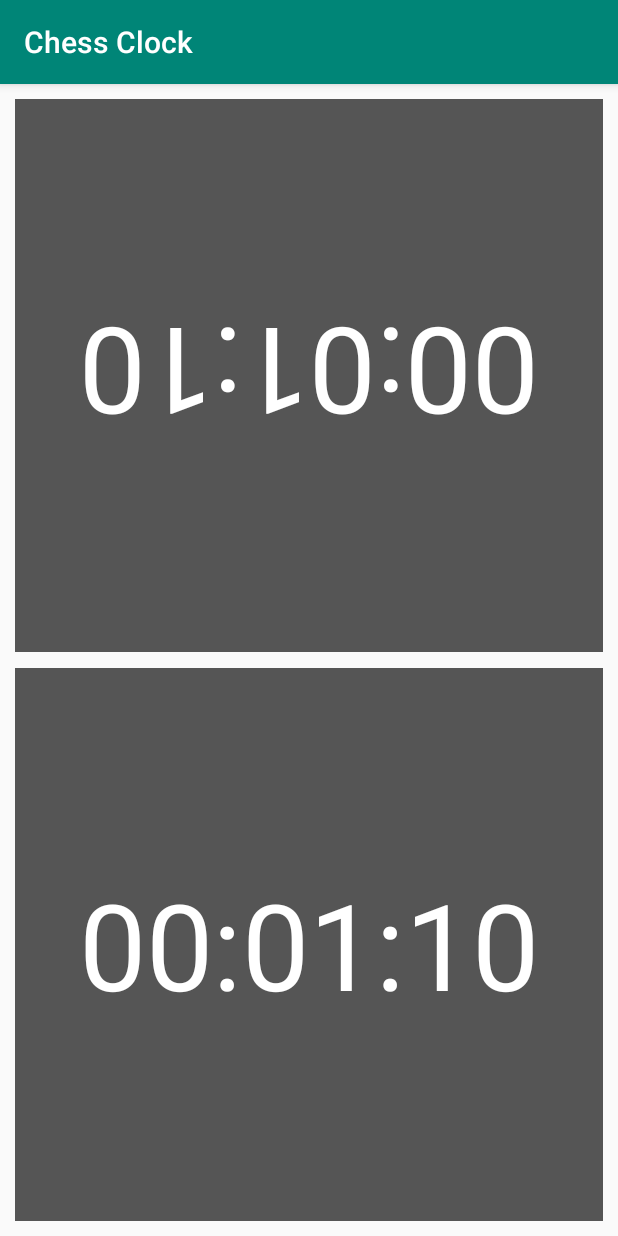
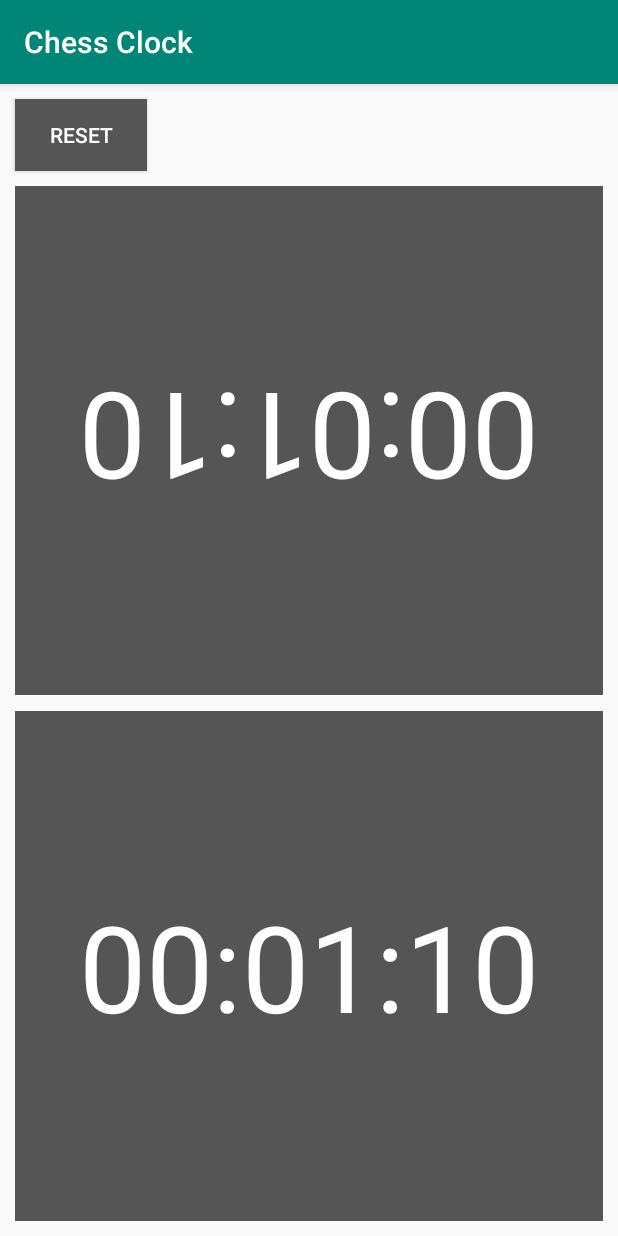
Before and after one commit to ZineddineBtc/ChessClock, an Android app: the screen it shows after launch (MainActivity), on a phone screen of 412 x 824 dp. Run offline under Robolectric (Android 15) with nearby library versions, the phone set to English and light mode, and no system bars.

Commit message:
Reset implemented

```diff
--- a/app/src/main/java/com/example/chessclock/MainActivity.java
+++ b/app/src/main/java/com/example/chessclock/MainActivity.java
@@ -5,16 +5,18 @@ import androidx.appcompat.app.AppCompatActivity;
 import android.os.Bundle;
 import android.os.CountDownTimer;
 import android.view.View;
+import android.widget.Button;
 import android.widget.LinearLayout;
 import android.widget.TextView;
 
 public class MainActivity extends AppCompatActivity {
 
+    Button resetButton;
     LinearLayout whiteLL, blackLL;
     TextView whiteTV, blackTV;
     CountDownTimer whiteTimer, blackTimer;
     long whiteTime=70000, blackTime=70000, whiteTimeLeft, blackTimeLeft;
-    boolean timeStarted, whiteBlack; // white=0, black=1
+    boolean timeStarted;
 
     @Override
     protected void onCreate(Bundle savedInstanceState) {
@@ -26,12 +28,19 @@ public class MainActivity extends AppCompatActivity {
         setUI();
     }
     private void findViewsByIds(){
+        resetButton = findViewById(R.id.resetButton);
         whiteLL = findViewById(R.id.whiteLL);
         blackLL = findViewById(R.id.blackLL);
         whiteTV = findViewById(R.id.whiteTV);
         blackTV = findViewById(R.id.blackTV);
     }
     private void setUI(){
+        resetButton.setOnClickListener(new View.OnClickListener() {
+            @Override
+            public void onClick(View v) {
+                reset();
+            }
+        });
         whiteLL.setOnClickListener(new View.OnClickListener() {
             @Override
             public void onClick(View v) {
@@ -95,4 +104,12 @@ public class MainActivity extends AppCompatActivity {
             whiteCounter();
         }
     }
+    private void reset(){
+        whiteTimer.cancel();
+        blackTimer.cancel();
+        whiteTimeLeft = whiteTime;
+        blackTimeLeft = blackTime;
+        setUI();
+        timeStarted = false;
+    }
 }
--- a/app/src/main/res/layout/activity_main.xml
+++ b/app/src/main/res/layout/activity_main.xml
@@ -1,12 +1,26 @@
 <?xml version="1.0" encoding="utf-8"?>
-<LinearLayout xmlns:android="http://schemas.android.com/apk/res/android"
+<RelativeLayout xmlns:android="http://schemas.android.com/apk/res/android"
     xmlns:app="http://schemas.android.com/apk/res-auto"
     xmlns:tools="http://schemas.android.com/tools"
     android:layout_width="match_parent"
     android:layout_height="match_parent"
     tools:context=".MainActivity"
     android:orientation="vertical">
-
+    <Button
+        android:id="@+id/resetButton"
+        android:layout_width="wrap_content"
+        android:layout_height="wrap_content"
+        android:background="#555555"
+        android:text="RESET"
+        android:textColor="#ffffff"
+        android:layout_marginTop="10dp"
+        android:layout_marginStart="10dp"
+        android:layout_marginEnd="10dp"/>
+    <LinearLayout
+        android:layout_width="match_parent"
+        android:layout_height="match_parent"
+        android:layout_below="@id/resetButton"
+        android:orientation="vertical">
         <LinearLayout
             android:id="@+id/blackLL"
             android:layout_width="match_parent"
@@ -47,3 +61,4 @@
                 android:textSize="80dp"/>
         </LinearLayout>
     </LinearLayout>
+</RelativeLayout>
```
Lines whose indentation alone changed are shown as unchanged.
